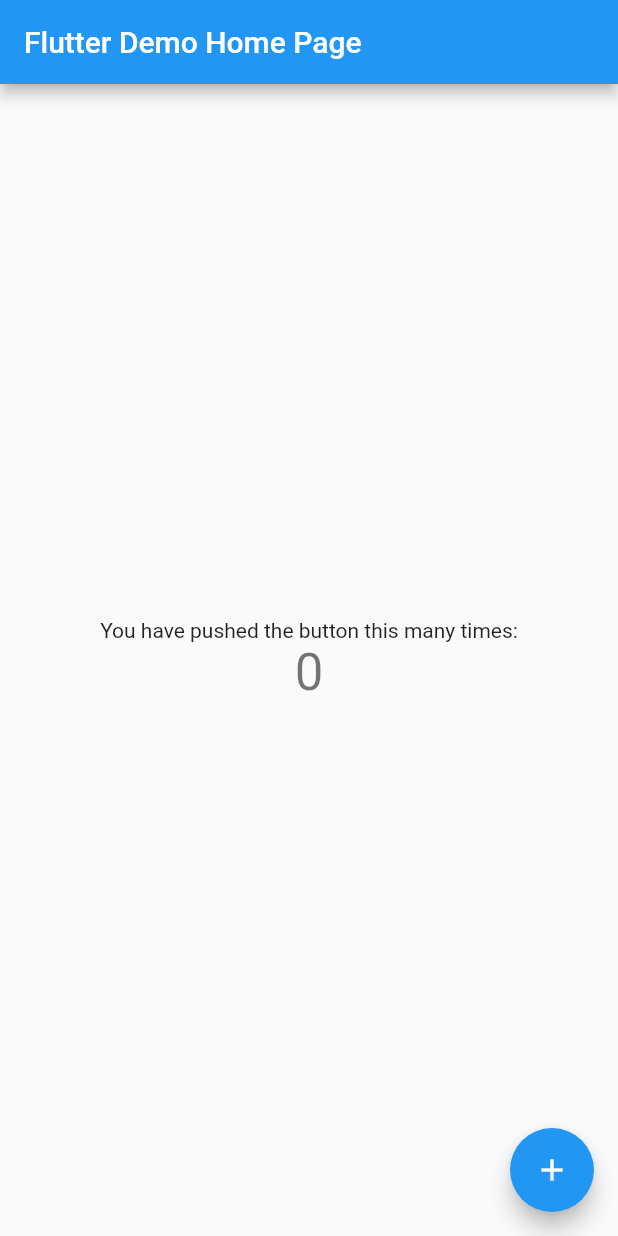
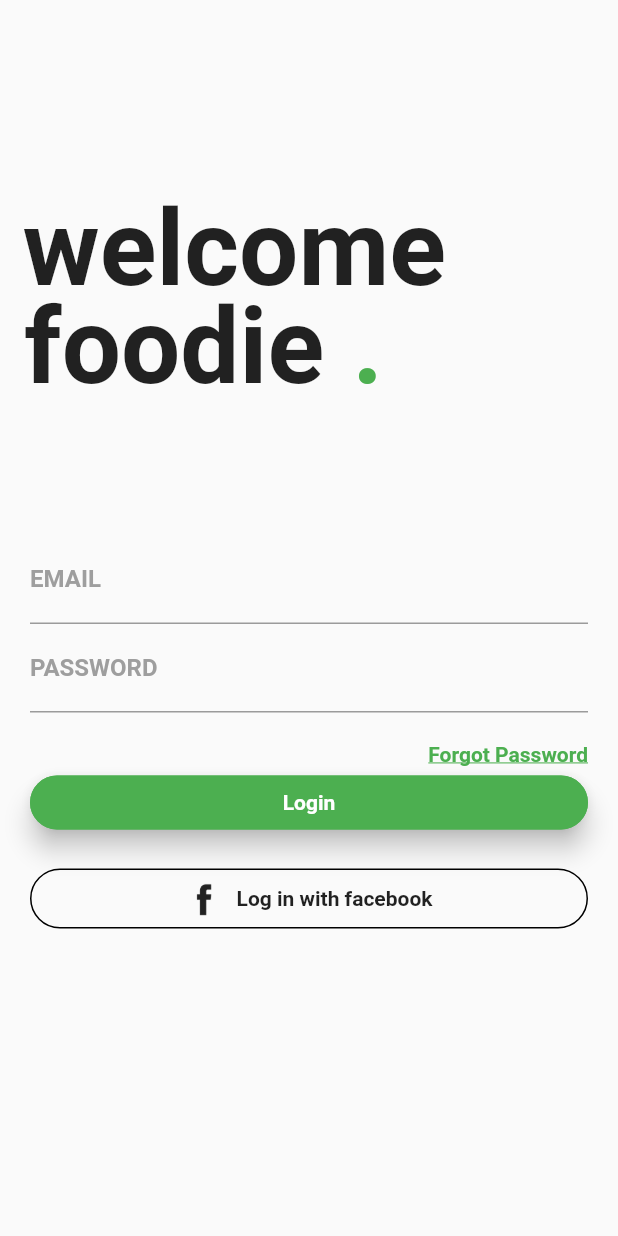
Before and after one commit to aryanchordia/foodie_app, a Flutter app: the screen it shows after launch, on a phone screen of 412 x 824 dp. Run offline on Flutter 3.47's test engine with Material 2 defaults, Android fonts, the phone set to English and light mode, and no system bars.

Commit message:
finish loginpage logic - need to add firebase authentication and signup funstionality

```diff
--- /dev/null
+++ b/lib/login_page.dart
@@ -0,0 +1,170 @@
+import 'package:flutter/material.dart';
+
+class LoginPage extends StatefulWidget {
+
+  @override
+  State<StatefulWidget> createState() => new _LoginPageState();
+
+}
+
+class _LoginPageState extends State<LoginPage> {
+
+  final formKey = new GlobalKey<FormState>();
+
+  String _email;
+  String _password;
+
+  void validateAndsave() {
+    final form = formKey.currentState;
+    if (form.validate()) {
+      form.save();
+      print('form is valid. $_email and $_password');
+    }
+  }
+
+  @override
+  Widget build(BuildContext context) {
+    return new Scaffold(
+        resizeToAvoidBottomPadding: false,
+        body: Column(
+          crossAxisAlignment: CrossAxisAlignment.start,
+          children: <Widget>[
+            Container(
+              child: Stack(
+                children: <Widget>[
+                  Container(
+                    padding: EdgeInsets.fromLTRB(15.0, 125.0, 0.0, 0.0),
+                    child: Text('welcome',
+                        style: TextStyle(
+                            fontSize: 70.0, fontWeight: FontWeight.bold)),
+                  ),
+                  Container(
+                    padding: EdgeInsets.fromLTRB(16.0, 190.0, 0.0, 0.0),
+                    child: Text('foodie',
+                        style: TextStyle(
+                            fontSize: 70.0, fontWeight: FontWeight.bold)),
+                  ),
+                  Container(
+                    padding: EdgeInsets.fromLTRB(235.0, 190.0, 0.0, 0.0),
+                    child: Text('.',
+                        style: TextStyle(
+                            fontSize: 70.0,
+                            fontWeight: FontWeight.bold,
+                            color: Colors.green)),
+                  )
+                ],
+              ),
+            ),
+            new Container(
+                padding: EdgeInsets.only(top: 85.0, left: 20.0, right: 20.0),
+                child: new Form(
+                  key: formKey,
+                  child: new Column(
+                  crossAxisAlignment: CrossAxisAlignment.stretch,
+                  children: <Widget>[
+                    TextFormField(
+                      decoration: InputDecoration(
+                          labelText: 'EMAIL',
+                          labelStyle: TextStyle(
+                              fontWeight: FontWeight.bold,
+                              color: Colors.grey),
+                          focusedBorder: UnderlineInputBorder(
+                              borderSide: BorderSide(color: Colors.black))),
+                          validator: (value) => value.isEmpty ? 'Email field empty' : null,
+                          onSaved: (value) => _email = value
+                    ),
+                    TextFormField(
+                      decoration: InputDecoration(
+                          labelText: 'PASSWORD',
+                          labelStyle: TextStyle(
+                              fontWeight: FontWeight.bold,
+                              color: Colors.grey),
+                          focusedBorder: UnderlineInputBorder(
+                              borderSide: BorderSide(color: Colors.black))),
+                      obscureText: true,
+                      validator: (value) => value.isEmpty ? 'Password field empty' : null,
+                      onSaved: (value) => _password = value
+                    ),
+                    SizedBox(height: 5.0),
+                    Container(
+                      alignment: Alignment(1.0, 0.0),
+                      padding: EdgeInsets.only(top: 15.0, left: 20.0),
+                      child: InkWell(
+                        child: Text(
+                          'Forgot Password',
+                          style: TextStyle(
+                              color: Colors.green,
+                              fontWeight: FontWeight.bold,
+                              decoration: TextDecoration.underline),
+                        ),
+                      ),
+                    ),
+                    RaisedButton(
+                    child: Text('Login', style: TextStyle(color: Colors.white, fontWeight: FontWeight.bold)),
+                    elevation: 7.0,
+                    color: Colors.green,
+                    shape: RoundedRectangleBorder(
+                      borderRadius: BorderRadius.circular(20.0),
+                      side: BorderSide(color: Colors.green),
+                    ),
+                    onPressed: validateAndsave,
+
+                  ),
+                  SizedBox(height: 20.0),
+                    Container(
+                      height: 40.0,
+                      color: Colors.transparent,
+                      child: Container(
+                        decoration: BoxDecoration(
+                            border: Border.all(
+                                color: Colors.black,
+                                style: BorderStyle.solid,
+                                width: 1.0),
+                            color: Colors.transparent,
+                            borderRadius: BorderRadius.circular(20.0)),
+                        child: Row(
+                          mainAxisAlignment: MainAxisAlignment.center,
+                          children: <Widget>[
+                            Center(
+                              child:
+                                  ImageIcon(AssetImage('assets/facebook.png')),
+                            ),
+                            SizedBox(width: 10.0),
+                            Center(
+                              child: Text('Log in with facebook',
+                                  style: TextStyle(
+                                      fontWeight: FontWeight.bold,)),
+                            )
+                          ],
+                        ),
+                      ),
+                    )
+                  ],
+                )),
+                )
+            // SizedBox(height: 15.0),
+            // Row(
+            //   mainAxisAlignment: MainAxisAlignment.center,
+            //   children: <Widget>[
+            //     Text(
+            //       'New to foodie ?',
+            //     ),
+            //     SizedBox(width: 5.0),
+            //     InkWell(
+            //       onTap: () {
+            //         Navigator.of(context).pushNamed('/signup');
+            //       },
+            //       child: Text(
+            //         'Register',
+            //         style: TextStyle(
+            //             color: Colors.green,
+            //             fontWeight: FontWeight.bold,
+            //             decoration: TextDecoration.underline),
+            //       ),
+            //     )
+            //   ],
+            // )
+          ],
+        ));
+  }
+}
--- a/lib/main.dart
+++ b/lib/main.dart
@@ -1,117 +1,19 @@
 import 'package:flutter/material.dart';
+import 'login_page.dart';
+
+
 
 void main() {
-  runApp(MyApp());
+  runApp(new MyApp());
 }
 
 class MyApp extends StatelessWidget {
-  // This widget is the root of your application.
+
   @override
   Widget build(BuildContext context) {
-    return MaterialApp(
-      title: 'Flutter Demo',
-      theme: ThemeData(
-        // This is the theme of your application.
-        //
-        // Try running your application with "flutter run". You'll see the
-        // application has a blue toolbar. Then, without quitting the app, try
-        // changing the primarySwatch below to Colors.green and then invoke
-        // "hot reload" (press "r" in the console where you ran "flutter run",
-        // or simply save your changes to "hot reload" in a Flutter IDE).
-        // Notice that the counter didn't reset back to zero; the application
-        // is not restarted.
-        primarySwatch: Colors.blue,
-        // This makes the visual density adapt to the platform that you run
-        // the app on. For desktop platforms, the controls will be smaller and
-        // closer together (more dense) than on mobile platforms.
-        visualDensity: VisualDensity.adaptivePlatformDensity,
-      ),
-      home: MyHomePage(title: 'Flutter Demo Home Page'),
+    return new MaterialApp(
+      title: 'foodie',
+      home: new LoginPage(),
     );
   }
 }
-
-class MyHomePage extends StatefulWidget {
-  MyHomePage({Key key, this.title}) : super(key: key);
-
-  // This widget is the home page of your application. It is stateful, meaning
-  // that it has a State object (defined below) that contains fields that affect
-  // how it looks.
-
-  // This class is the configuration for the state. It holds the values (in this
-  // case the title) provided by the parent (in this case the App widget) and
-  // used by the build method of the State. Fields in a Widget subclass are
-  // always marked "final".
-
-  final String title;
-
-  @override
-  _MyHomePageState createState() => _MyHomePageState();
-}
-
-class _MyHomePageState extends State<MyHomePage> {
-  int _counter = 0;
-
-  void _incrementCounter() {
-    setState(() {
-      // This call to setState tells the Flutter framework that something has
-      // changed in this State, which causes it to rerun the build method below
-      // so that the display can reflect the updated values. If we changed
-      // _counter without calling setState(), then the build method would not be
-      // called again, and so nothing would appear to happen.
-      _counter++;
-    });
-  }
-
-  @override
-  Widget build(BuildContext context) {
-    // This method is rerun every time setState is called, for instance as done
-    // by the _incrementCounter method above.
-    //
-    // The Flutter framework has been optimized to make rerunning build methods
-    // fast, so that you can just rebuild anything that needs updating rather
-    // than having to individually change instances of widgets.
-    return Scaffold(
-      appBar: AppBar(
-        // Here we take the value from the MyHomePage object that was created by
-        // the App.build method, and use it to set our appbar title.
-        title: Text(widget.title),
-      ),
-      body: Center(
-        // Center is a layout widget. It takes a single child and positions it
-        // in the middle of the parent.
-        child: Column(
-          // Column is also a layout widget. It takes a list of children and
-          // arranges them vertically. By default, it sizes itself to fit its
-          // children horizontally, and tries to be as tall as its parent.
-          //
-          // Invoke "debug painting" (press "p" in the console, choose the
-          // "Toggle Debug Paint" action from the Flutter Inspector in Android
-          // Studio, or the "Toggle Debug Paint" command in Visual Studio Code)
-          // to see the wireframe for each widget.
-          //
-          // Column has various properties to control how it sizes itself and
-          // how it positions its children. Here we use mainAxisAlignment to
-          // center the children vertically; the main axis here is the vertical
-          // axis because Columns are vertical (the cross axis would be
-          // horizontal).
-          mainAxisAlignment: MainAxisAlignment.center,
-          children: <Widget>[
-            Text(
-              'You have pushed the button this many times:',
-            ),
-            Text(
-              '$_counter',
-              style: Theme.of(context).textTheme.headline4,
-            ),
-          ],
-        ),
-      ),
-      floatingActionButton: FloatingActionButton(
-        onPressed: _incrementCounter,
-        tooltip: 'Increment',
-        child: Icon(Icons.add),
-      ), // This trailing comma makes auto-formatting nicer for build methods.
-    );
-  }
-}
--- a/pubspec.yaml
+++ b/pubspec.yaml
@@ -23,6 +23,7 @@ environment:
 dependencies:
   flutter:
     sdk: flutter
+  firebase_auth: 0.16.1
 
 
   # The following adds the Cupertino Icons font to your application.
@@ -49,6 +50,9 @@ flutter:
   #   - images/a_dot_burr.jpeg
   #   - images/a_dot_ham.jpeg
 
+  assets:
+   - assets/facebook.png
+
   # An image asset can refer to one or more resolution-specific "variants", see
   # https://flutter.dev/assets-and-images/#resolution-aware.
 
```
Also changed, not shown: assets/facebook.png (added), pubspec.lock, 3 other files.
